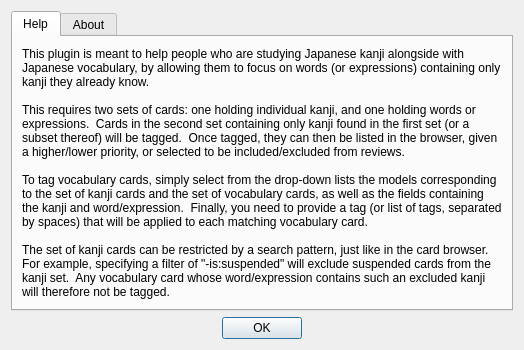
Before: the Qt Designer form kanjivocab/help.ui in fbriere/anki-kanjivocab, drawn with Qt 5.
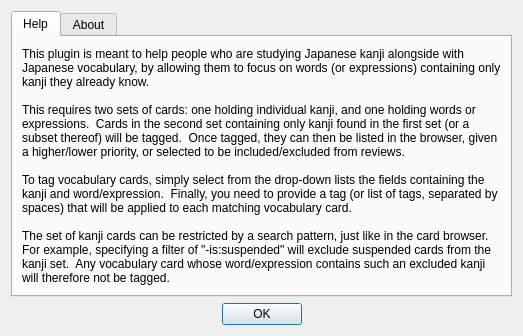
After: the same form once the commit is applied.

Commit message:
Ditch the model restriction, and only ask for a field
This brings us more in line with other Anki dialogs, like "Find
Duplicates" and "Find and Replace".

```diff
--- a/kanjivocab/help.ui
+++ b/kanjivocab/help.ui
@@ -33,7 +33,7 @@
 &lt;p style=&quot;-qt-paragraph-type:empty; margin-top:0px; margin-bottom:0px; margin-left:0px; margin-right:0px; -qt-block-indent:0; text-indent:0px;&quot;&gt;&lt;br /&gt;&lt;/p&gt;
 &lt;p style=&quot; margin-top:0px; margin-bottom:0px; margin-left:0px; margin-right:0px; -qt-block-indent:0; text-indent:0px;&quot;&gt;This requires two sets of cards: one holding individual kanji, and one holding words or expressions.  Cards in the second set containing only kanji found in the first set (or a subset thereof) will be tagged.  Once tagged, they can then be listed in the browser, given a higher/lower priority, or selected to be included/excluded from reviews.&lt;/p&gt;
 &lt;p style=&quot;-qt-paragraph-type:empty; margin-top:0px; margin-bottom:0px; margin-left:0px; margin-right:0px; -qt-block-indent:0; text-indent:0px;&quot;&gt;&lt;br /&gt;&lt;/p&gt;
-&lt;p style=&quot; margin-top:0px; margin-bottom:0px; margin-left:0px; margin-right:0px; -qt-block-indent:0; text-indent:0px;&quot;&gt;To tag vocabulary cards, simply select from the drop-down lists the models corresponding to the set of kanji cards and the set of vocabulary cards, as well as the fields containing the kanji and word/expression.  Finally, you need to provide a tag (or list of tags, separated by spaces) that will be applied to each matching vocabulary card.&lt;/p&gt;
+&lt;p style=&quot; margin-top:0px; margin-bottom:0px; margin-left:0px; margin-right:0px; -qt-block-indent:0; text-indent:0px;&quot;&gt;To tag vocabulary cards, simply select from the drop-down lists the fields containing the kanji and word/expression.  Finally, you need to provide a tag (or list of tags, separated by spaces) that will be applied to each matching vocabulary card.&lt;/p&gt;
 &lt;p style=&quot;-qt-paragraph-type:empty; margin-top:0px; margin-bottom:0px; margin-left:0px; margin-right:0px; -qt-block-indent:0; text-indent:0px;&quot;&gt;&lt;br /&gt;&lt;/p&gt;
 &lt;p style=&quot; margin-top:0px; margin-bottom:0px; margin-left:0px; margin-right:0px; -qt-block-indent:0; text-indent:0px;&quot;&gt;The set of kanji cards can be restricted by a search pattern, just like in the card browser.  For example, specifying a filter of &amp;quot;-is:suspended&amp;quot; will exclude suspended cards from the kanji set.  Any vocabulary card whose word/expression contains such an excluded kanji will therefore not be tagged.&lt;/p&gt;&lt;/body&gt;&lt;/html&gt;</string>
          </property>
```
The commit also changes 6 other files.
